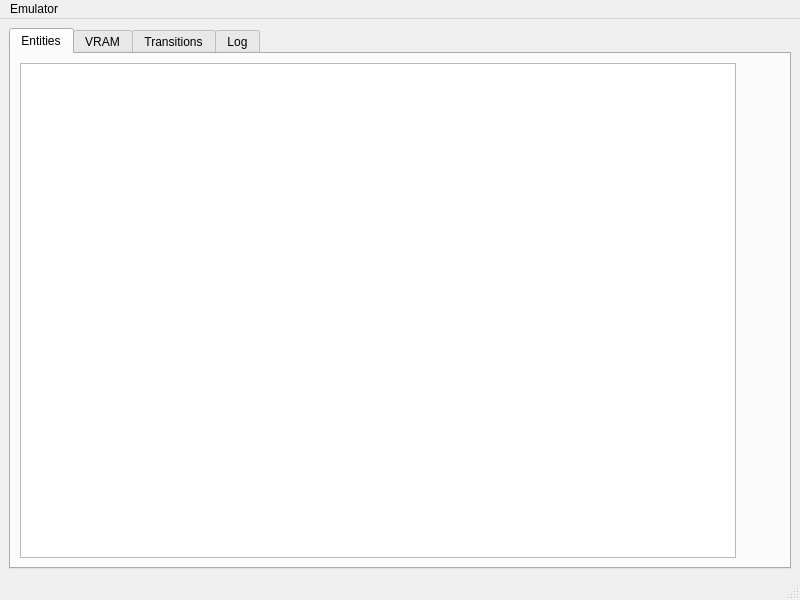
Before: the Qt Designer form mainwindow.ui in T4g1/TombaTools, drawn with Qt 5.
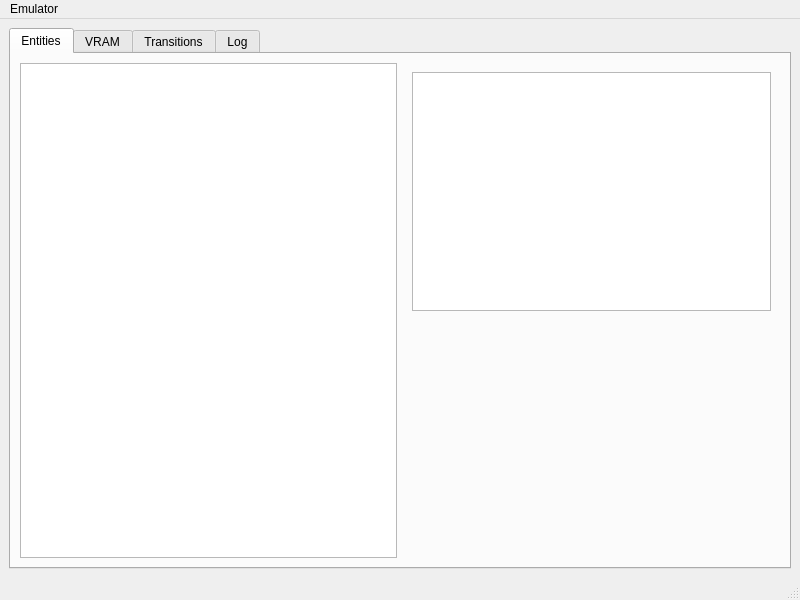
After: the same form once the commit is applied. The open tabs and pages were chosen to show the change.

Commit message: [add] Entity preview

The edit to the form file:
```diff
--- a/mainwindow.ui
+++ b/mainwindow.ui
@@ -32,11 +32,7 @@
          <widget class="QWidget" name="entity_viewer" native="true">
           <layout class="QVBoxLayout" name="verticalLayout_2">
            <item>
-            <widget class="QLabel" name="entity_sprite">
-             <property name="text">
-              <string/>
-             </property>
-            </widget>
+            <widget class="QGraphicsView" name="entity_preview"/>
            </item>
            <item>
             <spacer name="verticalSpacer">
```
Left out of the diff: 4 changed lines with no effect on the pictures. The commit also changes 10 other files.
